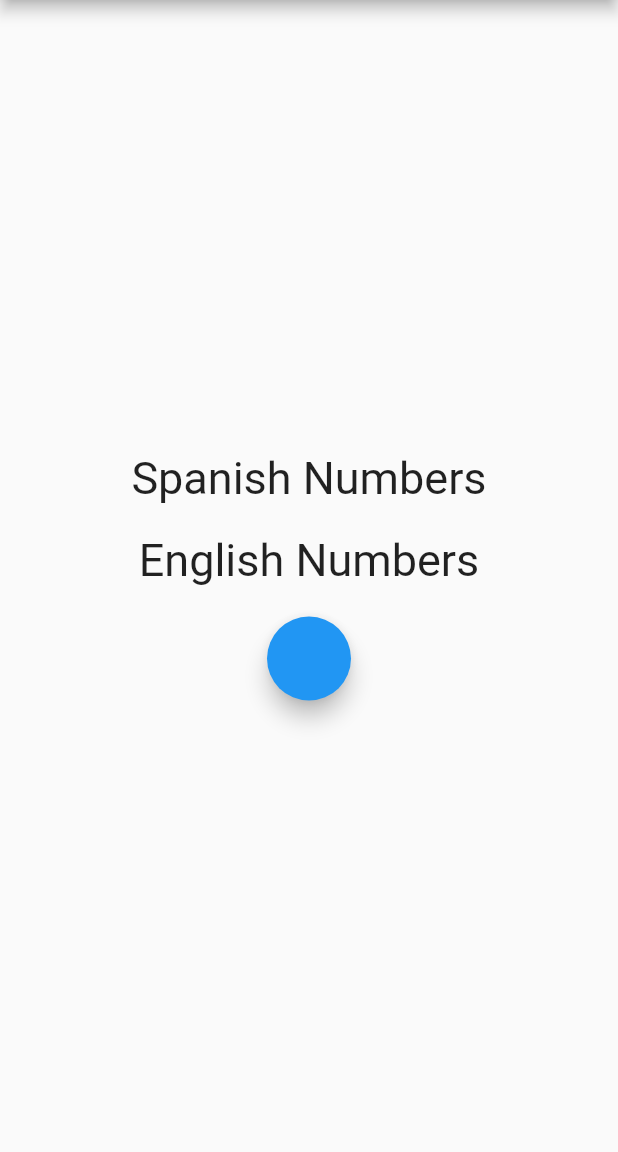
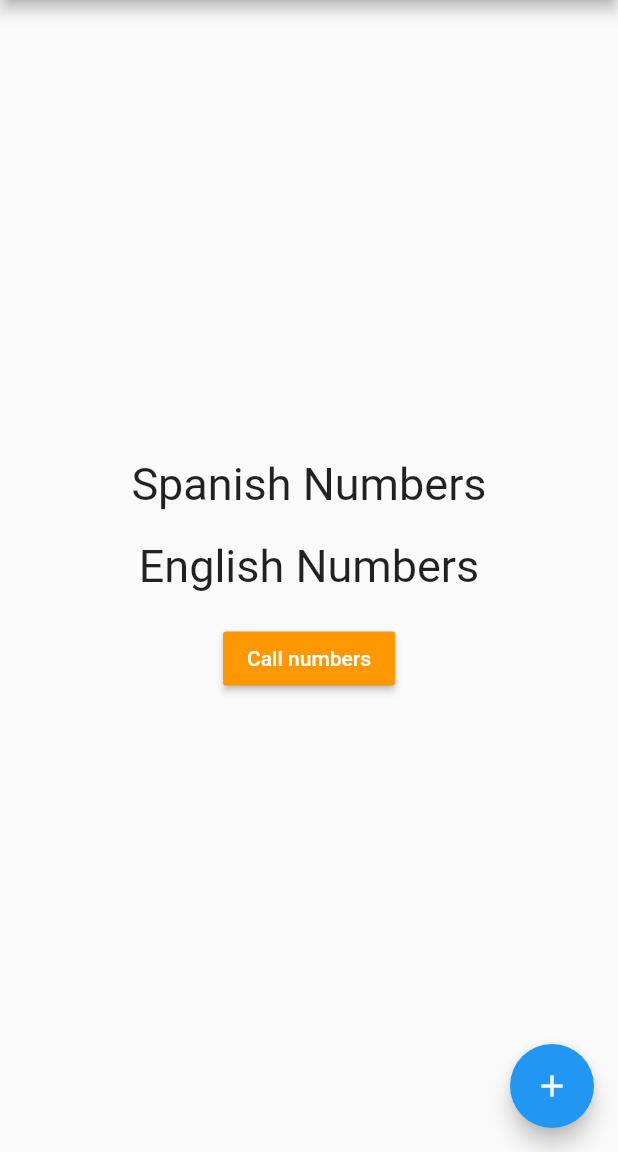
Before and after one commit to subinas98/flutter3, a Flutter app: the screen it shows after launch, on a phone screen of 412 x 824 dp, the part 84-1236 px from its top. Run offline on Flutter 3.47's test engine with Material 2 defaults, Android fonts, the light colour scheme and no system bars.

Commit message:
floating button

```diff
--- a/my_stateful/lib/main.dart
+++ b/my_stateful/lib/main.dart
@@ -67,13 +67,19 @@ class MyButtonState extends State<MyButton>{
               Text(DefaultenglishText, style: TextStyle(fontSize: 30.0)),
               Padding(padding: EdgeInsets.all(10.0),),
 
-              FloatingActionButton(
+              MaterialButton(
+                child: Text('Call numbers', style: TextStyle(color: Colors.white),),
                 onPressed: displaynumbers,
+                color: Colors.orange,
               ),
             ],
           ),
         ),
       ),
+      floatingActionButton: FloatingActionButton(
+        onPressed: displaynumbers,
+        child: const Icon(Icons.add),
+      ),
     );
   }
 }
```
